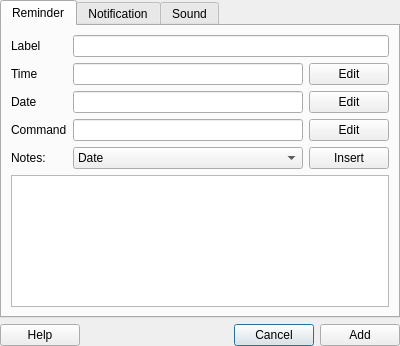
eu21/remindor-qt, file data/ui/ReminderDialog.ui: the form before one commit.
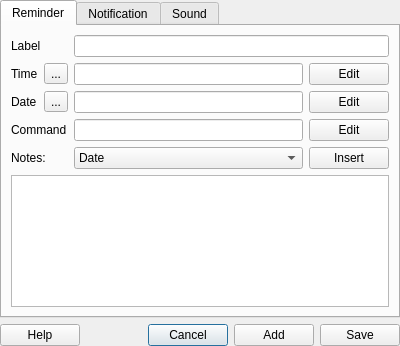
The form after the commit. Icons and pictures are not drawn.

Commit message: Finished reminder dialog, hooked up editing reminders, added double click on manage window

Patch:
```diff
--- a/data/ui/ReminderDialog.ui
+++ b/data/ui/ReminderDialog.ui
@@ -32,106 +32,61 @@
        <string>Reminder</string>
       </attribute>
       <layout class="QGridLayout" name="gridLayout_2">
-       <item row="3" column="2">
-        <widget class="QPushButton" name="command_button">
-         <property name="text">
-          <string>Edit</string>
-         </property>
-         <property name="icon">
-          <iconset theme="gtk-edit"/>
-         </property>
-         <property name="autoDefault">
-          <bool>false</bool>
-         </property>
-        </widget>
-       </item>
-       <item row="1" column="0">
-        <widget class="QLabel" name="time_label">
-         <property name="text">
-          <string>Time</string>
-         </property>
-        </widget>
-       </item>
-       <item row="4" column="0">
-        <widget class="QLabel" name="notes_label">
-         <property name="text">
-          <string>Notes:</string>
-         </property>
-        </widget>
-       </item>
-       <item row="2" column="1">
-        <widget class="QLineEdit" name="date_edit"/>
-       </item>
-       <item row="2" column="0">
-        <widget class="QLabel" name="date_label">
-         <property name="text">
-          <string>Date</string>
-         </property>
-        </widget>
-       </item>
-       <item row="0" column="0">
-        <widget class="QLabel" name="label_label">
-         <property name="text">
-          <string>Label</string>
-         </property>
-        </widget>
-       </item>
-       <item row="1" column="1">
+       <item row="1" column="3">
         <widget class="QLineEdit" name="time_edit"/>
        </item>
-       <item row="4" column="2">
+       <item row="4" column="4">
         <widget class="QPushButton" name="notes_button">
          <property name="text">
           <string>Insert</string>
          </property>
          <property name="icon">
-          <iconset theme="add"/>
+          <iconset theme="add">
+           <normaloff/>
+          </iconset>
          </property>
          <property name="autoDefault">
           <bool>false</bool>
          </property>
         </widget>
        </item>
-       <item row="5" column="0" colspan="3">
+       <item row="5" column="1" colspan="4">
         <widget class="QPlainTextEdit" name="notes_edit"/>
        </item>
-       <item row="2" column="2">
+       <item row="2" column="4">
         <widget class="QPushButton" name="date_button">
          <property name="text">
           <string>Edit</string>
          </property>
          <property name="icon">
-          <iconset theme="gtk-edit"/>
+          <iconset theme="gtk-edit">
+           <normaloff/>
+          </iconset>
          </property>
          <property name="autoDefault">
           <bool>false</bool>
          </property>
         </widget>
        </item>
-       <item row="1" column="2">
+       <item row="1" column="4">
         <widget class="QPushButton" name="time_button">
          <property name="text">
           <string>Edit</string>
          </property>
          <property name="icon">
-          <iconset theme="gtk-edit"/>
+          <iconset theme="gtk-edit">
+           <normaloff/>
+          </iconset>
          </property>
          <property name="autoDefault">
           <bool>false</bool>
          </property>
         </widget>
        </item>
-       <item row="3" column="1">
+       <item row="3" column="3">
         <widget class="QLineEdit" name="command_edit"/>
        </item>
-       <item row="3" column="0">
-        <widget class="QLabel" name="command_label">
-         <property name="text">
-          <string>Command</string>
-         </property>
-        </widget>
-       </item>
-       <item row="4" column="1">
+       <item row="4" column="3">
         <widget class="QComboBox" name="insert_combo">
          <item>
           <property name="text">
@@ -215,9 +170,86 @@
          </item>
         </widget>
        </item>
-       <item row="0" column="1" colspan="2">
+       <item row="0" column="3" colspan="2">
         <widget class="QLineEdit" name="label_edit"/>
        </item>
+       <item row="2" column="3">
+        <widget class="QLineEdit" name="date_edit"/>
+       </item>
+       <item row="3" column="4">
+        <widget class="QPushButton" name="command_button">
+         <property name="text">
+          <string>Edit</string>
+         </property>
+         <property name="icon">
+          <iconset theme="gtk-edit">
+           <normaloff/>
+          </iconset>
+         </property>
+         <property name="autoDefault">
+          <bool>false</bool>
+         </property>
+        </widget>
+       </item>
+       <item row="2" column="1">
+        <widget class="QLabel" name="date_label">
+         <property name="text">
+          <string>Date</string>
+         </property>
+        </widget>
+       </item>
+       <item row="1" column="1">
+        <widget class="QLabel" name="time_label">
+         <property name="text">
+          <string>Time</string>
+         </property>
+        </widget>
+       </item>
+       <item row="1" column="2">
+        <widget class="QToolButton" name="time_error">
+         <property name="text">
+          <string>...</string>
+         </property>
+         <property name="icon">
+          <iconset theme="error">
+           <normalon>:/icons/delete.png</normalon>
+          </iconset>
+         </property>
+        </widget>
+       </item>
+       <item row="0" column="1" colspan="2">
+        <widget class="QLabel" name="label_label">
+         <property name="text">
+          <string>Label</string>
+         </property>
+        </widget>
+       </item>
+       <item row="2" column="2">
+        <widget class="QToolButton" name="date_error">
+         <property name="text">
+          <string>...</string>
+         </property>
+         <property name="icon">
+          <iconset theme="error">
+           <normalon>:/icons/delete.png</normalon>
+          </iconset>
+         </property>
+        </widget>
+       </item>
+       <item row="3" column="1" colspan="2">
+        <widget class="QLabel" name="command_label">
+         <property name="text">
+          <string>Command</string>
+         </property>
+        </widget>
+       </item>
+       <item row="4" column="1" colspan="2">
+        <widget class="QLabel" name="notes_label">
+         <property name="text">
+          <string>Notes:</string>
+         </property>
+        </widget>
+       </item>
       </layout>
      </widget>
      <widget class="QWidget" name="notification_tab">
@@ -347,6 +379,11 @@
          <property name="text">
           <string>...</string>
          </property>
+         <property name="icon">
+          <iconset theme="fileopen">
+           <normaloff/>
+          </iconset>
+         </property>
         </widget>
        </item>
       </layout>
@@ -393,7 +430,9 @@
          <string>Cancel</string>
         </property>
         <property name="icon">
-         <iconset theme="gtk-cancel"/>
+         <iconset theme="gtk-cancel">
+          <normaloff/>
+         </iconset>
         </property>
         <property name="autoDefault">
          <bool>true</bool>
@@ -418,6 +457,16 @@
         </property>
        </widget>
       </item>
+      <item>
+       <widget class="QPushButton" name="save_button">
+        <property name="text">
+         <string>Save</string>
+        </property>
+        <property name="icon">
+         <iconset theme="filesave"/>
+        </property>
+       </widget>
+      </item>
      </layout>
     </widget>
    </item>
```
Left out of the diff: 48 changed lines with no effect on the pictures. The commit also changes 6 other files.
